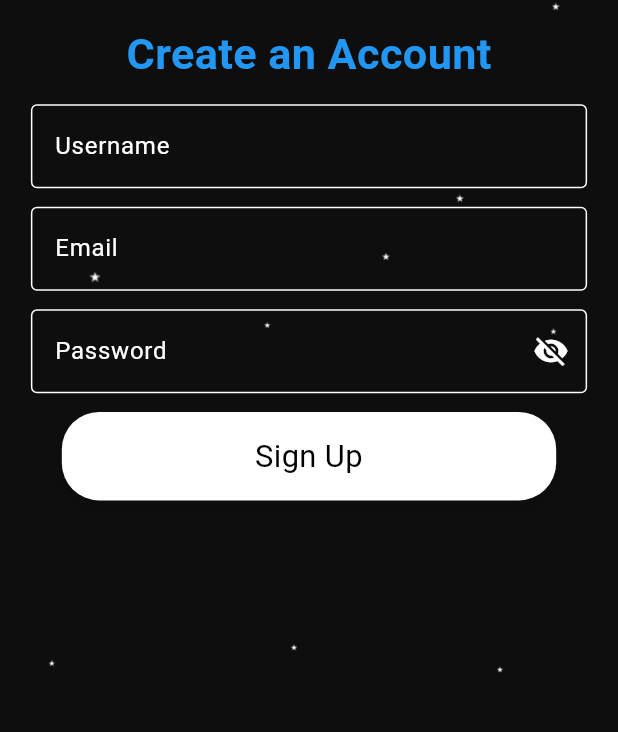
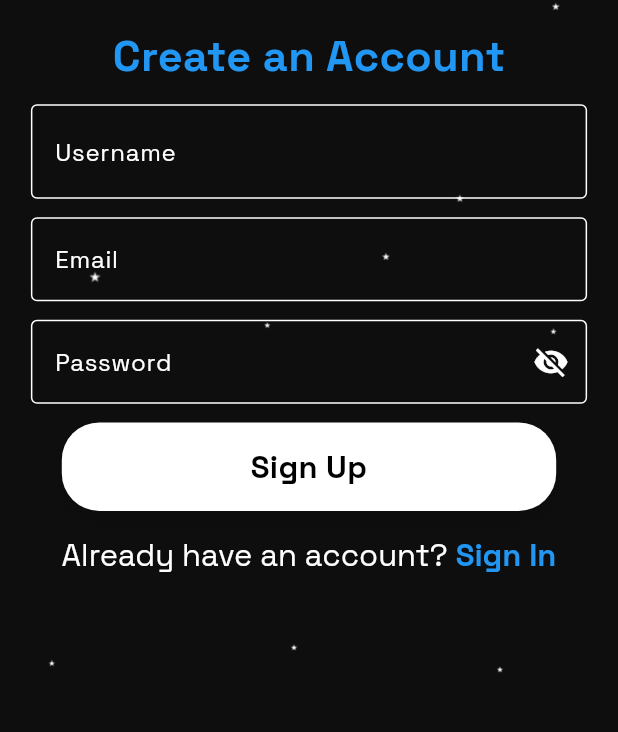
Before and after one commit to Rana-Saleh44/expedito-exoplanet-chronicles, a Flutter app: the SignUpScreen screen opened directly, on a phone screen of 412 x 824 dp, the part 464-1196 px from its top. Run offline on Flutter 3.47's test engine with Material 3 defaults, Android fonts, the light colour scheme and no system bars; our stand-ins replace cloud_firestore, firebase_auth, firebase_core; missing offline and left inert: qr_code_scanner; accounts and stored records are empty; network calls fail.

Commit message:
sign in auth

```diff
--- a/expedito_app/lib/main.dart
+++ b/expedito_app/lib/main.dart
@@ -1,4 +1,4 @@
-import 'package:expedito_app/screens/signin_screen.dart';
+import 'package:expedito_app/screens/onboarding_screen.dart';
 import 'package:flutter/material.dart';
 import 'package:firebase_core/firebase_core.dart';
 import 'firebase_options.dart';
@@ -18,7 +18,7 @@
       theme: ThemeData(
         primarySwatch: Colors.blue,
       ),
-      home: SignInScreen(), // Set OnBoarding as the initial route
+      home: OnBoarding(), // Set OnBoarding as the initial route
     );
   }
 }
--- a/expedito_app/lib/screens/signup_screen.dart
+++ b/expedito_app/lib/screens/signup_screen.dart
@@ -1,7 +1,10 @@
+import 'package:expedito_app/utils/constants.dart';
 import 'package:flutter/material.dart';
-
+import 'package:cloud_firestore/cloud_firestore.dart'; // Firestore import
 import '../screens/home_screen.dart'; // Import HomeScreen here
-import '../services/auth_service.dart';
+import '../screens/signin_screen.dart'; // Import SignInScreen here
+import '../services/auth_service.dart'; // Assuming this handles Firebase Authentication
+import 'package:flutter/gestures.dart';
 
 class SignUpScreen extends StatefulWidget {
   @override
@@ -16,6 +19,9 @@
   bool _isLoading = false;
   bool _isPasswordVisible = false; // Toggle for password visibility
 
+  // Add Firestore instance
+  final FirebaseFirestore _firestore = FirebaseFirestore.instance;
+
   void _signUp() async {
     if (_formKey.currentState?.validate() ?? false) {
       setState(() {
@@ -23,10 +29,18 @@
       });
 
       try {
+        // Sign up the user using Firebase Auth
         await AuthService().signUpWithEmailAndPassword(
           _emailController.text.trim(),
           _passwordController.text.trim(),
         );
+
+        // Store user data in Firestore
+        await _firestore.collection('users').add({
+          'username': _usernameController.text.trim(),
+          'email': _emailController.text.trim(),
+          'password': _hashPassword(_passwordController.text.trim()), // Ensure to hash the password for security
+        });
 
         // Navigate to HomeScreen after successful sign-up
         Navigator.pushReplacement(
@@ -44,6 +58,12 @@
         });
       }
     }
+  }
+
+  // Dummy password hash function (replace this with a real hashing function)
+  String _hashPassword(String password) {
+    // Implement your own hashing mechanism here, such as using bcrypt
+    return password; // For now, we return the raw password (DON'T do this in production)
   }
 
   @override
@@ -77,10 +97,9 @@
                   SizedBox(height: screenSize.height * 0.02),
                   Text(
                     'Create an Account',
-                    style: TextStyle(
+                    style: AppFonts.bold.copyWith(
+                      fontSize: screenSize.height * 0.035, // Increase the font size
                       color: Colors.blue,
-                      fontSize: screenSize.width * 0.07,
-                      fontWeight: FontWeight.bold,
                     ),
                   ),
                   SizedBox(height: screenSize.height * 0.015),
@@ -90,10 +109,13 @@
                     width: screenSize.width * 0.9,
                     child: TextFormField(
                       controller: _usernameController,
-                      style: TextStyle(color: Colors.white),
+                      style: AppFonts.regular.copyWith(
+                        fontSize: screenSize.height * 0.025,
+                        color: Colors.white,
+                      ),
                       decoration: InputDecoration(
                         labelText: 'Username',
-                        labelStyle: TextStyle(color: Colors.white),
+                        labelStyle: AppFonts.regular.copyWith(color: Colors.white),
                         enabledBorder: OutlineInputBorder(
                           borderSide: BorderSide(color: Colors.white),
                         ),
@@ -116,10 +138,10 @@
                     width: screenSize.width * 0.9,
                     child: TextFormField(
                       controller: _emailController,
-                      style: TextStyle(color: Colors.white),
+                      style: AppFonts.regular.copyWith(color: Colors.white),
                       decoration: InputDecoration(
                         labelText: 'Email',
-                        labelStyle: TextStyle(color: Colors.white),
+                        labelStyle: AppFonts.regular.copyWith(color: Colors.white),
                         enabledBorder: OutlineInputBorder(
                           borderSide: BorderSide(color: Colors.white),
                         ),
@@ -144,15 +166,15 @@
                     child: TextFormField(
                       controller: _passwordController,
                       obscureText: !_isPasswordVisible, // Use the toggle here
-                      style: TextStyle(color: Colors.white),
+                      style: AppFonts.regular.copyWith(color: Colors.white),
                       decoration: InputDecoration(
                         labelText: 'Password',
-                        labelStyle: TextStyle(color: Colors.white),
+                        labelStyle: AppFonts.regular.copyWith(color: Colors.white),
                         enabledBorder: OutlineInputBorder(
                           borderSide: BorderSide(color: Colors.white),
                         ),
                         focusedBorder: OutlineInputBorder(
-                          borderSide: BorderSide(color: Colors.blue),
+                          borderSide: BorderSide(color: Colors.white),
                         ),
                         suffixIcon: IconButton(
                           icon: Icon(
@@ -200,7 +222,7 @@
                             ),
                             child: Text(
                               'Sign Up',
-                              style: TextStyle(
+                              style: AppFonts.bold.copyWith(
                                 fontSize: screenSize.height * 0.025,
                                 color: Colors.black,
                               ),
@@ -208,6 +230,37 @@
                             ),
                           ),
                         ),
+
+                  SizedBox(height: screenSize.height * 0.02),
+
+                  // Already have an account text
+                  RichText(
+                    text: TextSpan(
+                      style: AppFonts.regular.copyWith(
+                        fontSize: screenSize.height * 0.025,
+                        color: Colors.white,
+                      ),
+                      children: <TextSpan>[
+                        TextSpan(text: 'Already have an account? '),
+                        TextSpan(
+                          text: 'Sign In',
+                          style: AppFonts.bold.copyWith(
+                            color: Colors.blue,
+                          ),
+                          recognizer: TapGestureRecognizer()
+                            ..onTap = () {
+                              // Navigate to SignInScreen
+                              Navigator.push(
+                                context,
+                                MaterialPageRoute(
+                                  builder: (context) => SignInScreen(),
+                                ),
+                              );
+                            },
+                        ),
+                      ],
+                    ),
+                  ),
                 ],
               ),
             ),
--- a/expedito_app/pubspec.yaml
+++ b/expedito_app/pubspec.yaml
@@ -39,7 +39,8 @@
   # Use with the CupertinoIcons class for iOS style icons.
   cupertino_icons: ^1.0.6
   qr_code_scanner: ^1.0.1
-
+  encrypt: ^5.0.3
+  convert: ^3.1.1
 dev_dependencies:
   flutter_test:
     sdk: flutter
```
Also changed, not shown: expedito_app/lib/screens/signin_screen.dart (+93 -47 lines), expedito_app/pubspec.lock.
